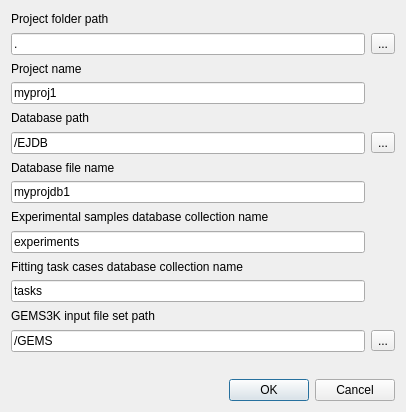
Above: gfshell2/dialogs/ProjectSettingsDialog.ui from gemshub/gemsfits before the change. Below: the same form after it.
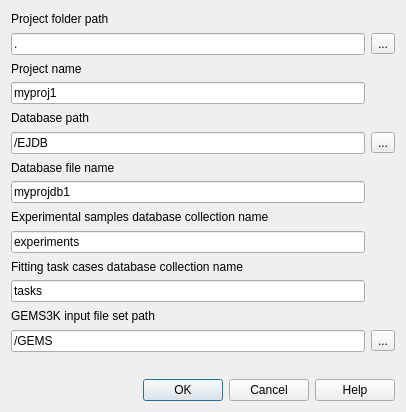
That is the form after the change.

Diff of the .ui file:
```diff
--- a/gfshell2/dialogs/ProjectSettingsDialog.ui
+++ b/gfshell2/dialogs/ProjectSettingsDialog.ui
@@ -146,7 +146,7 @@
       <enum>Qt::Horizontal</enum>
      </property>
      <property name="standardButtons">
-      <set>QDialogButtonBox::Cancel|QDialogButtonBox::Ok</set>
+      <set>QDialogButtonBox::Cancel|QDialogButtonBox::Help|QDialogButtonBox::Ok</set>
      </property>
     </widget>
    </item>
```
Left out of the diff: 6 changed lines with no effect on the pictures.
